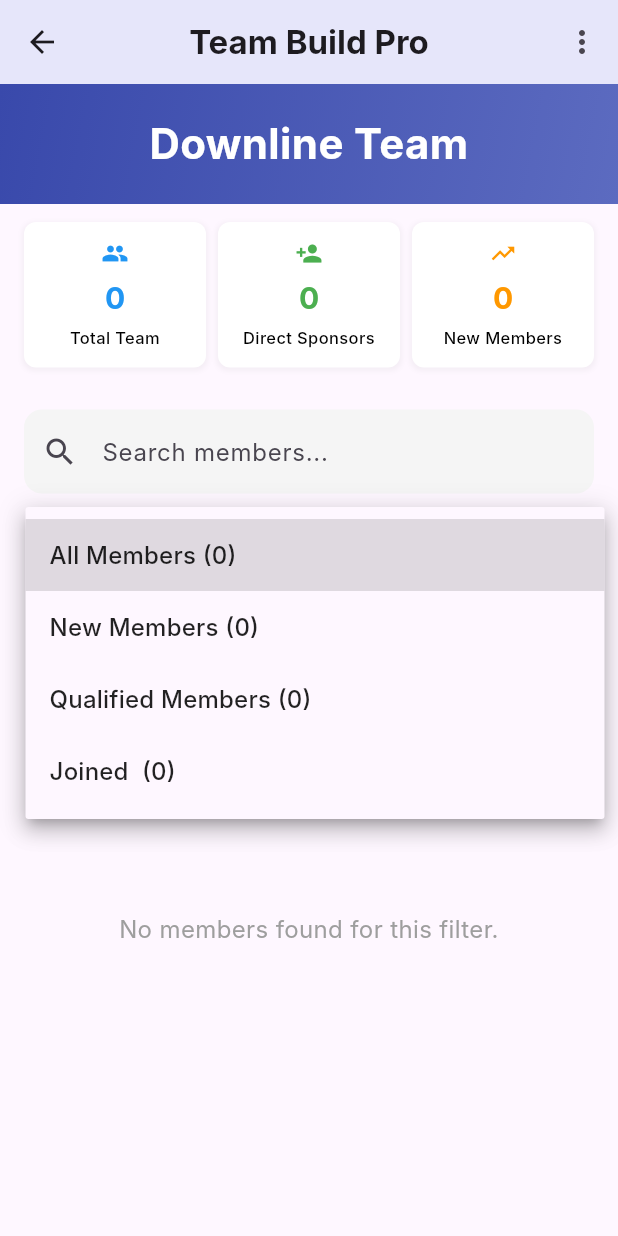
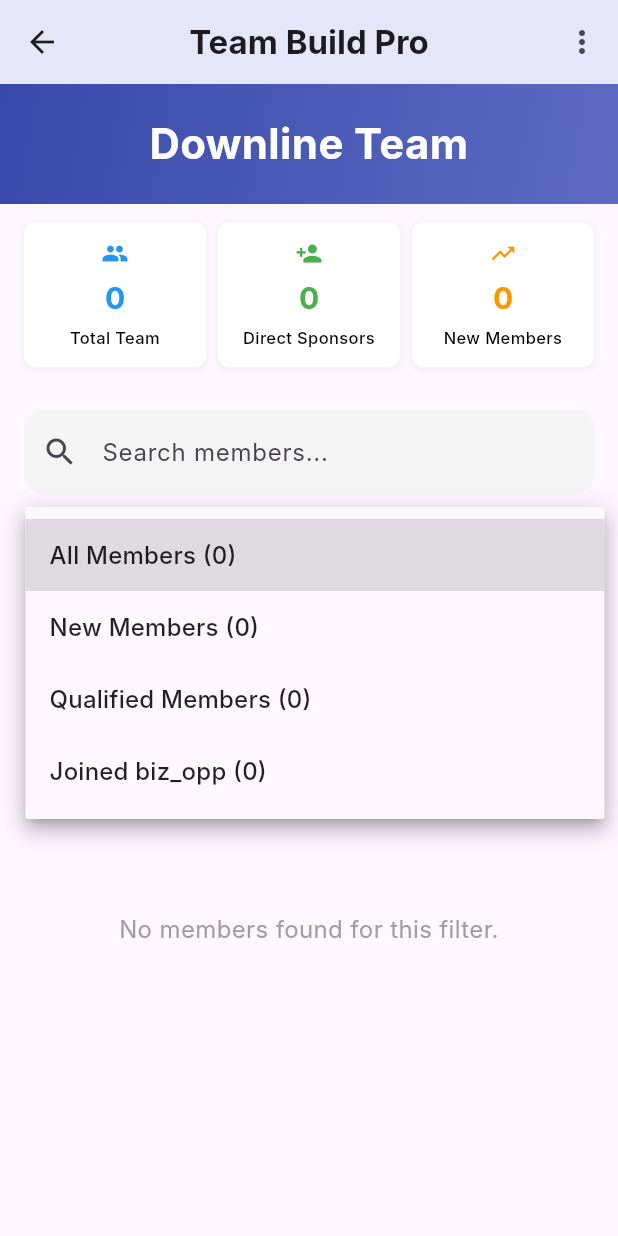
Before and after one commit to scscot/tbp, a Flutter app: the DownlineTeamScreen screen opened directly with empty values, after a tap on an icon or button, on a phone screen of 412 x 824 dp. Run offline on Flutter 3.47's test engine with Material 3 defaults, Android fonts, the phone set to English and light mode, and no system bars; our stand-ins replace app_links, cloud_firestore, cloud_functions, country_picker, firebase_auth, firebase_core and 13 more; accounts and stored records are empty; network calls fail; Roboto replaces fonts that are missing (Inter).

Commit message:
`feat: fetch business opportunity name from admin settings and user data`

```diff
--- a/lib/screens/downline_team_screen.dart
+++ b/lib/screens/downline_team_screen.dart
@@ -52,6 +52,9 @@ class _DownlineTeamScreenState extends State<DownlineTeamScreen>
   // Analytics data
   Map<String, dynamic> _analytics = {};
 
+  // Business opportunity name
+  String _bizOppName = 'biz_opp';
+
   @override
   void initState() {
     super.initState();
@@ -92,7 +95,69 @@ class _DownlineTeamScreenState extends State<DownlineTeamScreen>
       _levelOffset = userModel.level;
     }
 
+    // Fetch business opportunity name
+    await _fetchBizOppName();
+
     await _fetchData();
+  }
+
+  Future<void> _fetchBizOppName() async {
+    try {
+      final authUser = FirebaseAuth.instance.currentUser;
+      if (authUser != null) {
+        final currentUserDoc = await FirebaseFirestore.instance
+            .collection('users')
+            .doc(authUser.uid)
+            .get();
+
+        if (currentUserDoc.exists) {
+          final userData = currentUserDoc.data() as Map<String, dynamic>?;
+          final uplineAdmin = userData?['upline_admin'] as String?;
+          debugPrint('🔍 BIZ_OPP DEBUG: Current user upline_admin: $uplineAdmin');
+
+          if (uplineAdmin != null && uplineAdmin.isNotEmpty) {
+            // Get admin settings for the upline admin
+            final adminSettingsDoc = await FirebaseFirestore.instance
+                .collection('admin_settings')
+                .doc(uplineAdmin)
+                .get();
+
+            if (adminSettingsDoc.exists) {
+              final data = adminSettingsDoc.data() as Map<String, dynamic>?;
+              final bizOpp = data?['biz_opp'] as String?;
+              debugPrint('🔍 BIZ_OPP DEBUG: Admin settings data: $data');
+              debugPrint('🔍 BIZ_OPP DEBUG: biz_opp field: $bizOpp');
+
+              if (bizOpp != null && bizOpp.isNotEmpty) {
+                setState(() {
+                  _bizOppName = bizOpp;
+                });
+                debugPrint('🔍 BIZ_OPP DEBUG: Set bizOppName from admin settings: $_bizOppName');
+                return;
+              }
+            } else {
+              debugPrint('🔍 BIZ_OPP DEBUG: Admin settings document does not exist for admin: $uplineAdmin');
+            }
+          }
+
+          // Fallback: try to get bizOpp from current user's data
+          final userBizOpp = userData?['bizOpp'] as String?;
+          debugPrint('🔍 BIZ_OPP DEBUG: Current user bizOpp: $userBizOpp');
+
+          if (userBizOpp != null && userBizOpp.isNotEmpty) {
+            setState(() {
+              _bizOppName = userBizOpp;
+            });
+            debugPrint('🔍 BIZ_OPP DEBUG: Set bizOppName from current user: $_bizOppName');
+            return;
+          }
+        }
+      }
+
+      debugPrint('🔍 BIZ_OPP DEBUG: No bizOpp found, using default: $_bizOppName');
+    } catch (e) {
+      debugPrint('🔍 BIZ_OPP DEBUG: Error fetching biz opp name: $e');
+    }
   }
 
   Future<void> _fetchData() async {
@@ -431,8 +496,8 @@ class _DownlineTeamScreenState extends State<DownlineTeamScreen>
   }
 
   String _getFilterDisplayName(FilterBy filter) {
-    final adminSettings = Provider.of<AdminSettingsModel?>(context, listen: false);
-    final bizOppName = adminSettings?.bizOpp ?? 'biz_opp';
+    // Use the directly fetched business opportunity name
+    debugPrint('🔍 FILTER DEBUG: Using bizOppName: $_bizOppName');
 
     switch (filter) {
       case FilterBy.allMembers:
@@ -442,7 +507,7 @@ class _DownlineTeamScreenState extends State<DownlineTeamScreen>
       case FilterBy.qualifiedMembers:
         return 'Qualified Members (${_analytics['qualified'] ?? 0})';
       case FilterBy.joinedMembers:
-        return 'Joined $bizOppName (${_analytics['withOpportunity'] ?? 0})';
+        return 'Joined $_bizOppName (${_analytics['withOpportunity'] ?? 0})';
     }
   }
 
--- a/lib/services/auth_service.dart
+++ b/lib/services/auth_service.dart
@@ -59,7 +59,7 @@ class AuthService {
         });
       } else {
         debugPrint(
-            '🔧 AUTH_SERVICE: Not an admin user, returning null admin settings');
+            '🔧 AUTH_SERVICE: Not an admin user (role: ${currentUser?.role}), returning null admin settings');
         return Stream.value(null);
       }
     });
```
Also changed, not shown: lib/screens/member_detail_screen.dart (+32 -2 lines).
